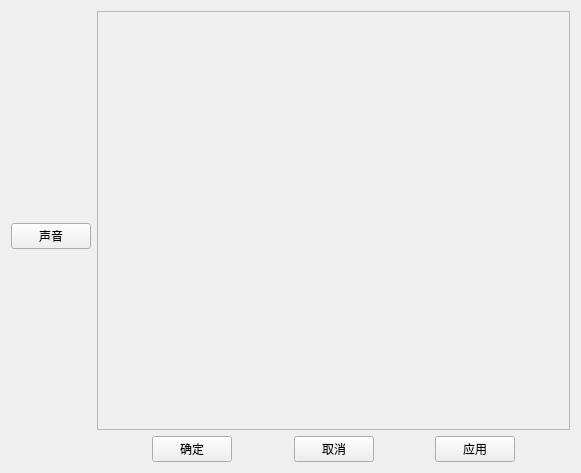
The window that src/ui/page/GameSettingWidget.ui (CodingRookie98/Sudoku-Solo) describes before a commit, drawn with Qt 5.
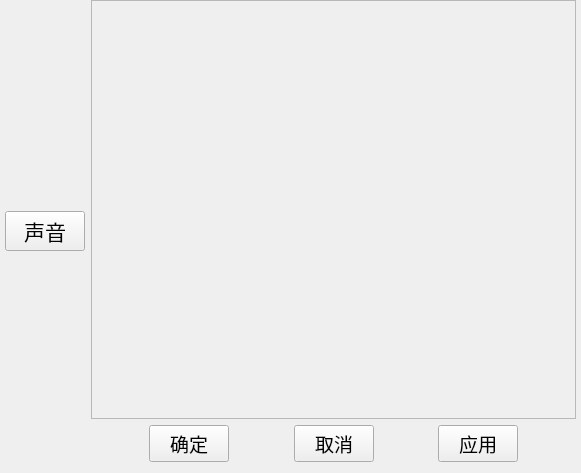
The same window after the commit. Custom widgets are drawn as their Qt base class.

Commit message: feat(GameSettingWidget.ui gameSoundSetting.ui): Modify some ui styles

```diff
--- a/src/ui/page/GameSettingWidget.ui
+++ b/src/ui/page/GameSettingWidget.ui
@@ -14,10 +14,24 @@
    <string>Form</string>
   </property>
   <layout class="QHBoxLayout" name="horizontalLayout_2">
+   <property name="leftMargin">
+    <number>5</number>
+   </property>
+   <property name="topMargin">
+    <number>0</number>
+   </property>
+   <property name="rightMargin">
+    <number>5</number>
+   </property>
    <item>
     <layout class="QVBoxLayout" name="verticalLayout_SettingOptions">
      <item>
-      <widget class="QPushButton" name="pushButton_3">
+      <widget class="GameButton" name="pushButton_3">
+       <property name="font">
+        <font>
+         <pointsize>16</pointsize>
+        </font>
+       </property>
        <property name="text">
         <string>声音</string>
        </property>
@@ -29,6 +43,9 @@
     <layout class="QVBoxLayout" name="verticalLayout">
      <item>
       <widget class="QScrollArea" name="scrollArea">
+       <property name="horizontalScrollBarPolicy">
+        <enum>Qt::ScrollBarAlwaysOff</enum>
+       </property>
        <property name="widgetResizable">
         <bool>true</bool>
        </property>
@@ -37,7 +54,7 @@
          <rect>
           <x>0</x>
           <y>0</y>
-          <width>476</width>
+          <width>484</width>
           <height>419</height>
          </rect>
         </property>
@@ -64,7 +81,12 @@
         </spacer>
        </item>
        <item>
-        <widget class="QPushButton" name="btnOK">
+        <widget class="GameButton" name="btnOK">
+         <property name="font">
+          <font>
+           <pointsize>14</pointsize>
+          </font>
+         </property>
          <property name="text">
           <string>确定</string>
          </property>
@@ -84,7 +106,12 @@
         </spacer>
        </item>
        <item>
-        <widget class="QPushButton" name="btnCancel">
+        <widget class="GameButton" name="btnCancel">
+         <property name="font">
+          <font>
+           <pointsize>14</pointsize>
+          </font>
+         </property>
          <property name="text">
           <string>取消</string>
          </property>
@@ -104,7 +131,12 @@
         </spacer>
        </item>
        <item>
-        <widget class="QPushButton" name="btnApply">
+        <widget class="GameButton" name="btnApply">
+         <property name="font">
+          <font>
+           <pointsize>14</pointsize>
+          </font>
+         </property>
          <property name="text">
           <string>应用</string>
          </property>
@@ -129,6 +161,13 @@
    </item>
   </layout>
  </widget>
+ <customwidgets>
+  <customwidget>
+   <class>GameButton</class>
+   <extends>QPushButton</extends>
+   <header location="global">gameButton.h</header>
+  </customwidget>
+ </customwidgets>
  <resources/>
  <connections/>
 </ui>
```
The commit also changes 1 other file.
